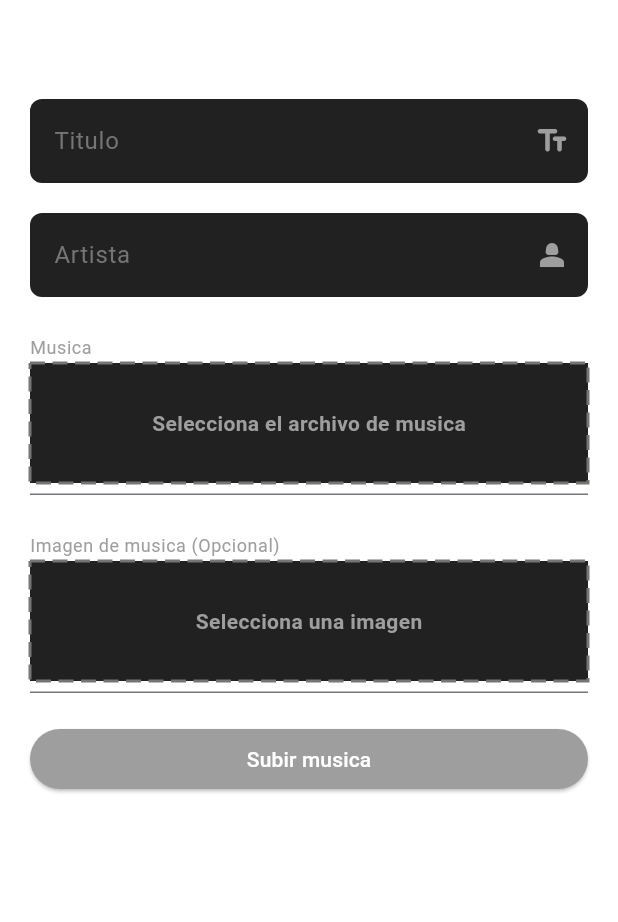
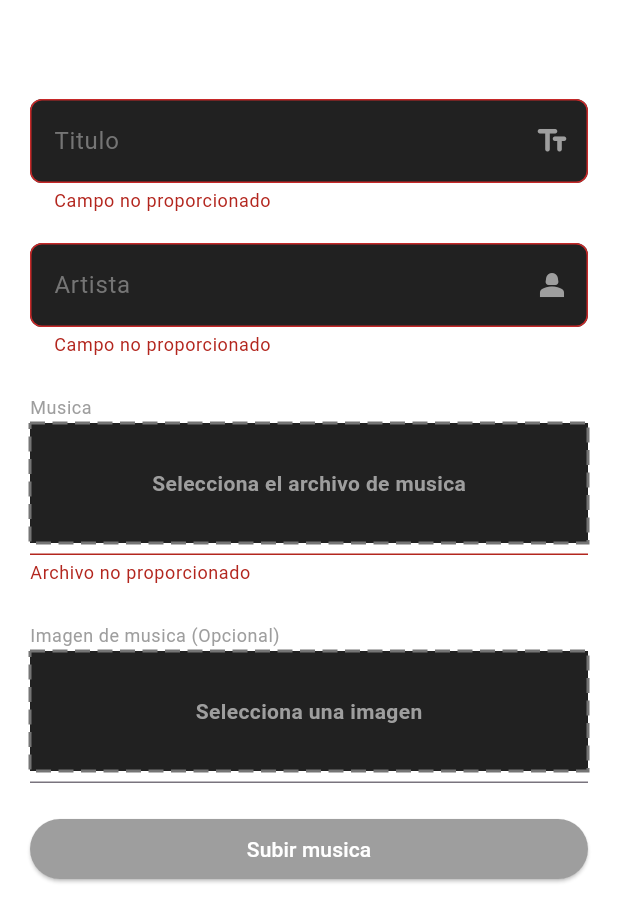
Before and after one commit to 4dominic888/tidal-wave, a Flutter app: the UploadMusicScreen screen opened directly, after a tap on "Subir musica", on a phone screen of 412 x 824 dp. Shown: the top 922 px of the screen. Run offline on Flutter 3.47's test engine with Material 3 defaults, Android fonts, the phone set to English and light mode, and no system bars; drawn by our look-alikes of dotted_border; our stand-ins replace audio_video_progress_bar, cached_network_image, cloud_firestore, file_picker, firebase_auth, firebase_core and 7 more; missing offline and left inert: super_tooltip; accounts and stored records are empty.

Commit message:
limite de megabytes en archivos

```diff
--- a/lib/modules/subir_musica/screens/upload_music_screen.dart
+++ b/lib/modules/subir_musica/screens/upload_music_screen.dart
@@ -1,10 +1,29 @@
 import 'package:file_picker/file_picker.dart';
 import 'package:flutter/material.dart';
+import 'package:tidal_wave/shared/controllers/tw_select_file_controller.dart';
 import 'package:tidal_wave/shared/tw_select_file.dart';
 import 'package:tidal_wave/shared/tw_text_field.dart';
 
-class UploadMusicScreen extends StatelessWidget {
+class UploadMusicScreen extends StatefulWidget {
   const UploadMusicScreen({super.key});
+
+  @override
+  State<UploadMusicScreen> createState() => _UploadMusicScreenState();
+}
+
+class _UploadMusicScreenState extends State<UploadMusicScreen> {
+
+  final _formKey = GlobalKey<FormState>();
+  final _titleController = TextEditingController();
+  final _artistController = TextEditingController();
+  final _musicController = TWSelectFileController();
+  final _imageController = TWSelectFileController();
+
+  void onSubmit(){
+    if(_formKey.currentState!.validate()){
+
+    }
+  }
 
   @override
   Widget build(BuildContext context) {
@@ -15,47 +34,79 @@ class UploadMusicScreen extends StatelessWidget {
         foregroundColor: Colors.white,
       ),
       body: SingleChildScrollView(
+        child: Form(
+          key: _formKey,
           child: Column(
             crossAxisAlignment: CrossAxisAlignment.stretch,
             children: [
 
                 //* Titulo
-              const Padding(
-                padding: EdgeInsets.symmetric(horizontal: 20, vertical: 10),
+                Padding(
+                  padding: const EdgeInsets.symmetric(horizontal: 20, vertical: 10),
                   child: TWTextField(
+                    controller: _titleController,
                     hintText: 'Titulo',
                     textInputType: TextInputType.emailAddress,
-                  icon: Icon(Icons.text_fields_rounded),
+                    icon: const Icon(Icons.text_fields_rounded),
+                    validator: (value) {
+                      if(value == null || value.trim().isEmpty){
+                        return "Campo no proporcionado";
+                      }
+                      if(value.length <= 2 || value.length > 50){
+                        return "El campo debe ser mayor a 2 y menor a 50 caracteres";
+                      }
+                      return null;
+                    },
                   ),
                 ),
 
                 //* Artista
-              const Padding(
-                padding: EdgeInsets.symmetric(horizontal: 20, vertical: 10),
+                Padding(
+                  padding: const EdgeInsets.symmetric(horizontal: 20, vertical: 10),
                   child: TWTextField(
+                    controller: _artistController,
                     hintText: 'Artista',
                     textInputType: TextInputType.emailAddress,
-                  icon: Icon(Icons.person_2_sharp),
+                    icon: const Icon(Icons.person_2_sharp),
+                    validator: (value) {
+                      if(value == null || value.trim().isEmpty){
+                        return "Campo no proporcionado";
+                      }
+                      if(value.length <= 2 || value.length > 50){
+                        return "El campo debe ser mayor a 2 y menor a 50 caracteres";
+                      }
+                      return null;
+                    },
                   ),
                 ),
 
                 //* Musica file
-              const Padding(
-                padding: EdgeInsets.symmetric(horizontal: 20, vertical: 10),
+                Padding(
+                  padding: const EdgeInsets.symmetric(horizontal: 20, vertical: 10),
                   child: TWSelectFile(
+                    controller: _musicController,
                     labelText: 'Musica',
                     message: 'Selecciona el archivo de musica',
                     fileType: FileType.audio,
+                    megaBytesLimit: 20,
+                    validator: (value) {
+                      if(value == null){
+                        return "Archivo no proporcionado";
+                      }
+                      return null;
+                    },
                   )
                 ),
 
                 //* Imagen de musica
-              const Padding(
-                padding: EdgeInsets.symmetric(horizontal: 20, vertical: 10),
+                Padding(
+                  padding: const EdgeInsets.symmetric(horizontal: 20, vertical: 10),
                   child: TWSelectFile(
+                    controller: _imageController,
                     labelText: 'Imagen de musica (Opcional)',
                     message: 'Selecciona una imagen',
                     fileType: FileType.image,
+                    megaBytesLimit: 10,
                     showImage: true,
                   )
                 ),
@@ -68,7 +119,7 @@ class UploadMusicScreen extends StatelessWidget {
                       backgroundColor: Colors.grey,
                       foregroundColor: Colors.white
                     ),
-                  onPressed: (){},
+                    onPressed: onSubmit,
                     child: const Text('Subir musica')
                   ),
                 ),
@@ -76,6 +127,16 @@ class UploadMusicScreen extends StatelessWidget {
             ],
           ),
         ),
+      ),
     );
   }
+
+  @override
+  void dispose() {
+    _titleController.dispose();
+    _artistController.dispose();
+    _musicController.dispose();
+    _imageController.dispose();
+    super.dispose();
   }
+}
--- a/lib/shared/tw_select_file.dart
+++ b/lib/shared/tw_select_file.dart
@@ -1,9 +1,11 @@
+// ignore_for_file: use_build_context_synchronously
 import 'dart:io';
 import 'package:dotted_border/dotted_border.dart';
 import 'package:file_picker/file_picker.dart';
 import 'package:flutter/material.dart';
 import 'package:image_cropper/image_cropper.dart';
 import 'package:tidal_wave/shared/controllers/tw_select_file_controller.dart';
+import 'package:tidal_wave/shared/popup_message.dart';
 
 class TWSelectFile extends StatefulWidget {
 
@@ -12,6 +14,7 @@ class TWSelectFile extends StatefulWidget {
   final String labelText;
   final String? Function(File? value)? validator;
   final TWSelectFileController? controller;
+  final int megaBytesLimit;
 
   ///* Mostrar imagen solo si el tipo de archivo es una imagen
   final bool? showImage;
@@ -21,6 +24,7 @@ class TWSelectFile extends StatefulWidget {
     required this.message,
     required this.fileType,
     required this.labelText,
+    required this.megaBytesLimit,
     this.showImage = false,
     this.validator,
     this.controller,
@@ -86,7 +90,6 @@ class _TWSelectFileState extends State<TWSelectFile> {
                     _file = File(result.files.single.path!);
 
                     if(widget.fileType == FileType.image){
-
                       final croppedFile = await ImageCropper().cropImage(
                         sourcePath: _file!.path,
                         aspectRatio: const CropAspectRatio(ratioX: 1.0, ratioY: 1.0),
@@ -106,14 +109,26 @@ class _TWSelectFileState extends State<TWSelectFile> {
 
                       if (croppedFile != null) {
                         _file = File(croppedFile.path);
+
+                        if(_file!.lengthSync() >= widget.megaBytesLimit*1000000){
+                          await showDialog(context: context, builder: (context) => PopupMessage(title: 'Advertencia', description: 'El archivo no debe ser mayor a ${widget.megaBytesLimit} MB'));
+                        }
+                        else{
                           String size = await _fileSizeStr(_file);
                           _showImage = true;
                           setState(() => _message = '${result.names.first} - $size' );
                         }
                       }
+                    }
+                    else{
+
+                      if(_file!.lengthSync() >= widget.megaBytesLimit*1000000){
+                        await showDialog(context: context, builder: (context) => PopupMessage(title: 'Advertencia', description: 'El archivo no debe ser mayor a ${widget.megaBytesLimit} MB'));
+                      }
                       else{
                         String size = await _fileSizeStr(_file);
                         setState(() => _message = '${result.names.first} - $size' );
+                      }
                     }
                   }
                   else{
@@ -155,10 +170,18 @@ class _TWSelectFileState extends State<TWSelectFile> {
                       const SizedBox(height: 20),
                       ClipRRect(
                         borderRadius: BorderRadius.circular(10),
+                        child: Container(
+                          decoration: BoxDecoration(
+                            border: Border.all(
+                              color: Colors.grey.shade800,
+                              width: 10,
+                            )
+                          ),
                           child: Image.file(
                             _file!,
                             width: 200,
                             height: 200,
+                          ),
                         ),
                       ),
                     ],
```
Lines whose indentation alone changed are shown as unchanged.
